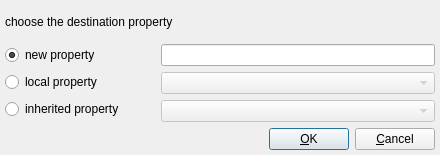
This is library/tulip-qt/designer/CopyPropertyDialog.ui in vadivelselvaraj/TulipGLImprovement as Qt 5 draws it before an edit. The edited form follows.
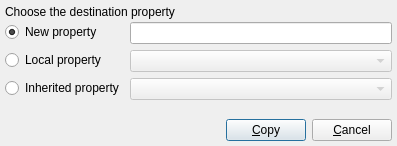
This is the edited form.

Commit message: Refactor property copy dialog.

What changed in the file:
```diff
--- a/library/tulip-qt/designer/CopyPropertyDialog.ui
+++ b/library/tulip-qt/designer/CopyPropertyDialog.ui
@@ -1,18 +1,16 @@
 <ui version="4.0" >
  <class>CopyPropertyDialogData</class>
- <widget class="QDialog" name="CopyPropertyDialogData" >
-  <property name="geometry" >
+ <widget class="QDialog" name="CopyPropertyDialogData">
+  <property name="geometry">
    <rect>
     <x>0</x>
     <y>0</y>
-    <width>440</width>
-    <height>155</height>
+    <width>397</width>
+    <height>146</height>
    </rect>
   </property>
-  <property name="sizePolicy" >
-   <sizepolicy>
-    <hsizetype>0</hsizetype>
-    <vsizetype>0</vsizetype>
+  <property name="sizePolicy">
+   <sizepolicy hsizetype="Fixed" vsizetype="Fixed">
     <horstretch>0</horstretch>
     <verstretch>0</verstretch>
    </sizepolicy>
@@ -33,20 +31,26 @@
    <property name="spacing" >
     <number>6</number>
    </property>
-   <item rowspan="2" row="0" column="0" colspan="2" >
-    <layout class="QVBoxLayout" >
-     <property name="margin" >
+   <item row="0" column="0" rowspan="2" colspan="2">
+    <layout class="QVBoxLayout" name="_3">
+     <property name="spacing">
+      <number>3</number>
+     </property>
+     <property name="margin">
       <number>0</number>
      </property>
-     <property name="spacing" >
-      <number>6</number>
-     </property>
      <item>
-      <widget class="QLabel" name="label" >
-       <property name="text" >
-        <string>choose the destination property</string>
+      <widget class="QLabel" name="label">
+       <property name="sizePolicy">
+        <sizepolicy hsizetype="Fixed" vsizetype="Fixed">
+         <horstretch>0</horstretch>
+         <verstretch>0</verstretch>
+        </sizepolicy>
        </property>
-       <property name="alignment" >
+       <property name="text">
+        <string>Choose the destination property</string>
+       </property>
+       <property name="alignment">
         <set>Qt::AlignVCenter</set>
        </property>
        <property name="wordWrap" >
@@ -55,171 +59,141 @@
       </widget>
      </item>
      <item>
-      <layout class="QHBoxLayout" >
-       <property name="margin" >
+      <layout class="QFormLayout" name="formLayout">
+       <property name="topMargin">
         <number>0</number>
        </property>
-       <property name="spacing" >
-        <number>6</number>
-       </property>
-       <item>
-        <layout class="QGridLayout" >
-         <property name="margin" >
-          <number>0</number>
+       <item row="0" column="1">
+        <widget class="QLineEdit" name="newPropertyNameLineEdit">
+         <property name="enabled">
+          <bool>true</bool>
          </property>
-         <property name="spacing" >
-          <number>6</number>
+        </widget>
+       </item>
+       <item row="0" column="0">
+        <widget class="QRadioButton" name="newPropertyRadioButton">
+         <property name="text">
+          <string>New property</string>
          </property>
-         <item row="0" column="0" >
-          <widget class="QRadioButton" name="newPropertyButton" >
-           <property name="minimumSize" >
-            <size>
-             <width>110</width>
-             <height>0</height>
-            </size>
-           </property>
-           <property name="toolTip" >
-            <string>The destination property will be a new property. It's name is given by the contents of  the text field on the right</string>
-           </property>
-           <property name="text" >
-            <string>new property</string>
-           </property>
-           <property name="checked" >
-            <bool>true</bool>
-           </property>
-          </widget>
-         </item>
-         <item row="1" column="0" >
-          <widget class="QRadioButton" name="localPropertyButton" >
-           <property name="minimumSize" >
-            <size>
-             <width>110</width>
-             <height>0</height>
-            </size>
-           </property>
-           <property name="toolTip" >
-            <string>The destination property will be an already existing local property choosen in the list on the right</string>
-           </property>
-           <property name="text" >
-            <string>local property</string>
-           </property>
-          </widget>
-         </item>
-         <item row="2" column="0" >
-          <widget class="QRadioButton" name="inheritedPropertyButton" >
-           <property name="sizePolicy" >
-            <sizepolicy>
-             <hsizetype>0</hsizetype>
-             <vsizetype>0</vsizetype>
-             <horstretch>0</horstretch>
-             <verstretch>0</verstretch>
-            </sizepolicy>
-           </property>
-           <property name="minimumSize" >
-            <size>
-             <width>150</width>
-             <height>0</height>
-            </size>
-           </property>
-           <property name="toolTip" >
-            <string>The destination property will be an already existing parent property choosen in the list on the right</string>
-           </property>
-           <property name="text" >
-            <string>inherited property</string>
-           </property>
-          </widget>
-         </item>
-        </layout>
+         <property name="checked">
+          <bool>true</bool>
+         </property>
+         <attribute name="buttonGroup">
+          <string>buttonGroup</string>
+         </attribute>
+        </widget>
        </item>
-       <item>
-        <layout class="QVBoxLayout" >
-         <property name="margin" >
-          <number>0</number>
+       <item row="1" column="0">
+        <widget class="QRadioButton" name="localPropertyRadioButton">
+         <property name="text">
+          <string>Local property</string>
          </property>
-         <property name="spacing" >
-          <number>6</number>
+         <attribute name="buttonGroup">
+          <string>buttonGroup</string>
+         </attribute>
+        </widget>
+       </item>
+       <item row="2" column="0">
+        <widget class="QRadioButton" name="inheritedPropertyRadioButton">
+         <property name="text">
+          <string>Inherited property</string>
          </property>
-         <item>
-          <widget class="QLineEdit" name="newPropertyText" >
-           <property name="toolTip" >
-            <string>Enter the name of the new property</string>
-           </property>
-          </widget>
-         </item>
-         <item>
-          <widget class="QComboBox" name="localProperties" >
-           <property name="enabled" >
-            <bool>false</bool>
-           </property>
-           <property name="sizePolicy" >
-            <sizepolicy>
-             <hsizetype>7</hsizetype>
-             <vsizetype>0</vsizetype>
-             <horstretch>0</horstretch>
-             <verstretch>0</verstretch>
-            </sizepolicy>
-           </property>
-           <property name="toolTip" >
-            <string>Choose the local property</string>
-           </property>
-           <property name="duplicatesEnabled" >
-            <bool>false</bool>
-           </property>
-          </widget>
-         </item>
-         <item>
-          <widget class="QComboBox" name="inheritedProperties" >
-           <property name="enabled" >
-            <bool>false</bool>
-           </property>
-           <property name="sizePolicy" >
-            <sizepolicy>
-             <hsizetype>7</hsizetype>
-             <vsizetype>0</vsizetype>
-             <horstretch>0</horstretch>
-             <verstretch>0</verstretch>
-            </sizepolicy>
-           </property>
-           <property name="toolTip" >
-            <string>Choose the parent property</string>
-           </property>
-           <property name="duplicatesEnabled" >
-            <bool>false</bool>
-           </property>
-          </widget>
-         </item>
-        </layout>
+         <attribute name="buttonGroup">
+          <string>buttonGroup</string>
+         </attribute>
+        </widget>
+       </item>
+       <item row="1" column="1">
+        <widget class="QComboBox" name="localPropertiesComboBox">
+         <property name="enabled">
+          <bool>false</bool>
+         </property>
+        </widget>
+       </item>
+       <item row="2" column="1">
+        <widget class="QComboBox" name="inheritedPropertiesComboBox">
+         <property name="enabled">
+          <bool>false</bool>
+         </property>
+        </widget>
        </item>
       </layout>
      </item>
      <item>
-      <layout class="QHBoxLayout" >
-       <property name="margin" >
-        <number>0</number>
+      <widget class="QWidget" name="errorNotificationWidget" native="true">
+       <property name="sizePolicy">
+        <sizepolicy hsizetype="Preferred" vsizetype="Fixed">
+         <horstretch>0</horstretch>
+         <verstretch>0</verstretch>
+        </sizepolicy>
        </property>
-       <property name="spacing" >
+       <property name="minimumSize">
+        <size>
+         <width>0</width>
+         <height>10</height>
+        </size>
+       </property>
+       <layout class="QHBoxLayout" name="horizontalLayout">
+        <property name="spacing">
+         <number>3</number>
+        </property>
+        <property name="margin">
+         <number>0</number>
+        </property>
+        <item>
+         <widget class="QLabel" name="errorIconLabel">
+          <property name="sizePolicy">
+           <sizepolicy hsizetype="Fixed" vsizetype="Fixed">
+            <horstretch>0</horstretch>
+            <verstretch>0</verstretch>
+           </sizepolicy>
+          </property>
+          <property name="text">
+           <string/>
+          </property>
+         </widget>
+        </item>
+        <item>
+         <widget class="QLabel" name="errorLabel">
+          <property name="sizePolicy">
+           <sizepolicy hsizetype="Preferred" vsizetype="Fixed">
+            <horstretch>0</horstretch>
+            <verstretch>0</verstretch>
+           </sizepolicy>
+          </property>
+          <property name="text">
+           <string/>
+          </property>
+         </widget>
+        </item>
+       </layout>
+      </widget>
+     </item>
+     <item>
+      <layout class="QHBoxLayout" name="_2">
+       <property name="spacing">
         <number>6</number>
        </property>
+       <property name="margin">
+        <number>0</number>
+       </property>
        <item>
-        <spacer>
-         <property name="orientation" >
+        <spacer name="horizontalSpacer">
+         <property name="orientation">
           <enum>Qt::Horizontal</enum>
          </property>
-         <property name="sizeType" >
-          <enum>QSizePolicy::Expanding</enum>
-         </property>
-         <property name="sizeHint" >
+         <property name="sizeHint" stdset="0">
           <size>
-           <width>246</width>
+           <width>40</width>
            <height>20</height>
           </size>
          </property>
         </spacer>
        </item>
        <item>
-        <widget class="QPushButton" name="buttonOK" >
-         <property name="text" >
-          <string>&amp;OK</string>
+        <widget class="QPushButton" name="buttonOK">
+         <property name="text">
+          <string>&amp;Copy</string>
          </property>
          <property name="shortcut" >
           <string>Alt+O</string>
@@ -233,8 +207,8 @@
         </widget>
        </item>
        <item>
-        <widget class="QPushButton" name="buttonCancel" >
-         <property name="text" >
+        <widget class="QPushButton" name="buttonCancel">
+         <property name="text">
           <string>&amp;Cancel</string>
          </property>
          <property name="shortcut" >
@@ -254,7 +228,7 @@
    </item>
   </layout>
  </widget>
- <layoutdefault spacing="6" margin="11" />
+ <layoutdefault spacing="6" margin="11"/>
  <resources/>
  <connections>
   <connection>
```
Left out of the diff: 116 changed lines with no effect on the pictures. The commit also changes 3 other files.
